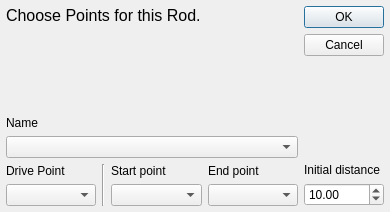
The window that core/simulate/edit_rod.ui (KmolYuan/Pyslvs-UI) describes before a commit, drawn with Qt 5.
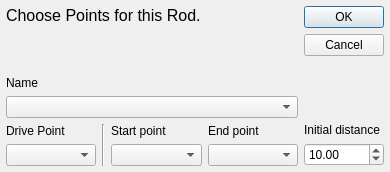
The same window after the commit. Icons and pictures are not drawn.

```diff
--- a/core/simulate/edit_rod.ui
+++ b/core/simulate/edit_rod.ui
@@ -7,19 +7,19 @@
     <x>0</x>
     <y>0</y>
     <width>390</width>
-    <height>212</height>
+    <height>172</height>
    </rect>
   </property>
   <property name="minimumSize">
    <size>
     <width>390</width>
-    <height>212</height>
+    <height>172</height>
    </size>
   </property>
   <property name="maximumSize">
    <size>
     <width>390</width>
-    <height>212</height>
+    <height>172</height>
    </size>
   </property>
   <property name="windowTitle">
@@ -52,6 +52,12 @@
     <layout class="QVBoxLayout" name="verticalLayout">
      <item>
       <widget class="QLabel" name="label_3">
+       <property name="sizePolicy">
+        <sizepolicy hsizetype="Preferred" vsizetype="Expanding">
+         <horstretch>0</horstretch>
+         <verstretch>0</verstretch>
+        </sizepolicy>
+       </property>
        <property name="text">
         <string>&lt;html&gt;&lt;head/&gt;&lt;body&gt;&lt;p&gt;&lt;span style=&quot; font-size:12pt;&quot;&gt;Choose Points for this Rod.&lt;/span&gt;&lt;/p&gt;&lt;/body&gt;&lt;/html&gt;</string>
        </property>
@@ -66,19 +72,6 @@
        </property>
       </widget>
      </item>
-     <item>
-      <spacer name="verticalSpacer_2">
-       <property name="orientation">
-        <enum>Qt::Vertical</enum>
-       </property>
-       <property name="sizeHint" stdset="0">
-        <size>
-         <width>20</width>
-         <height>40</height>
-        </size>
-       </property>
-      </spacer>
-     </item>
      <item>
       <widget class="QLabel" name="label_5">
        <property name="sizePolicy">
```
